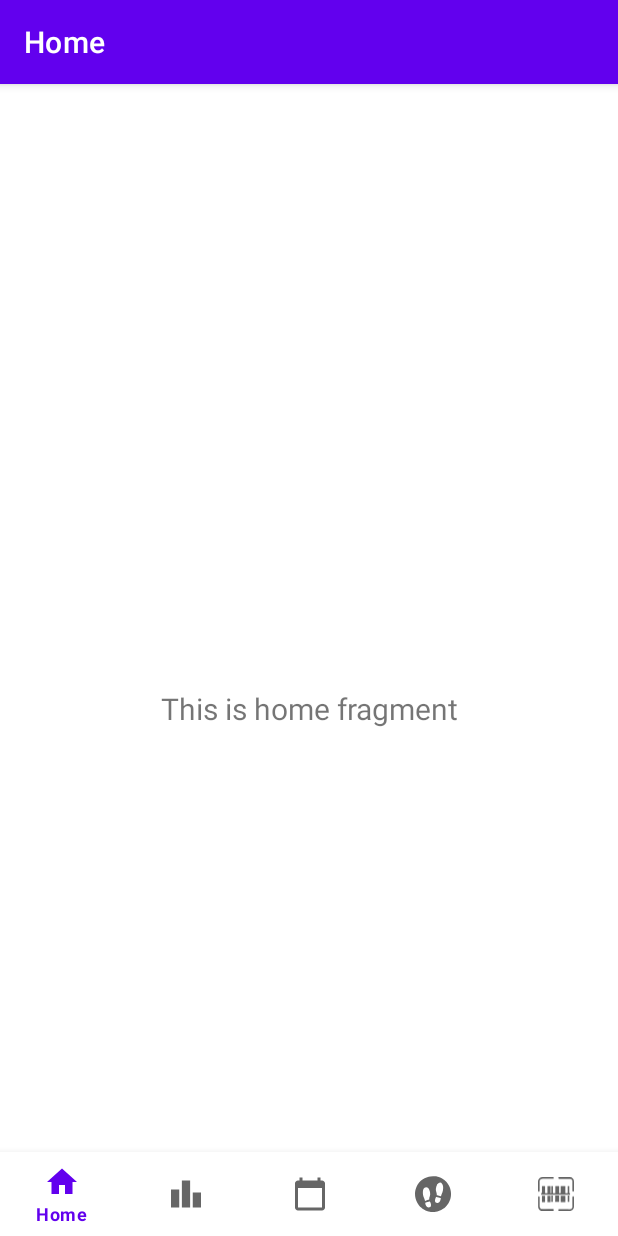
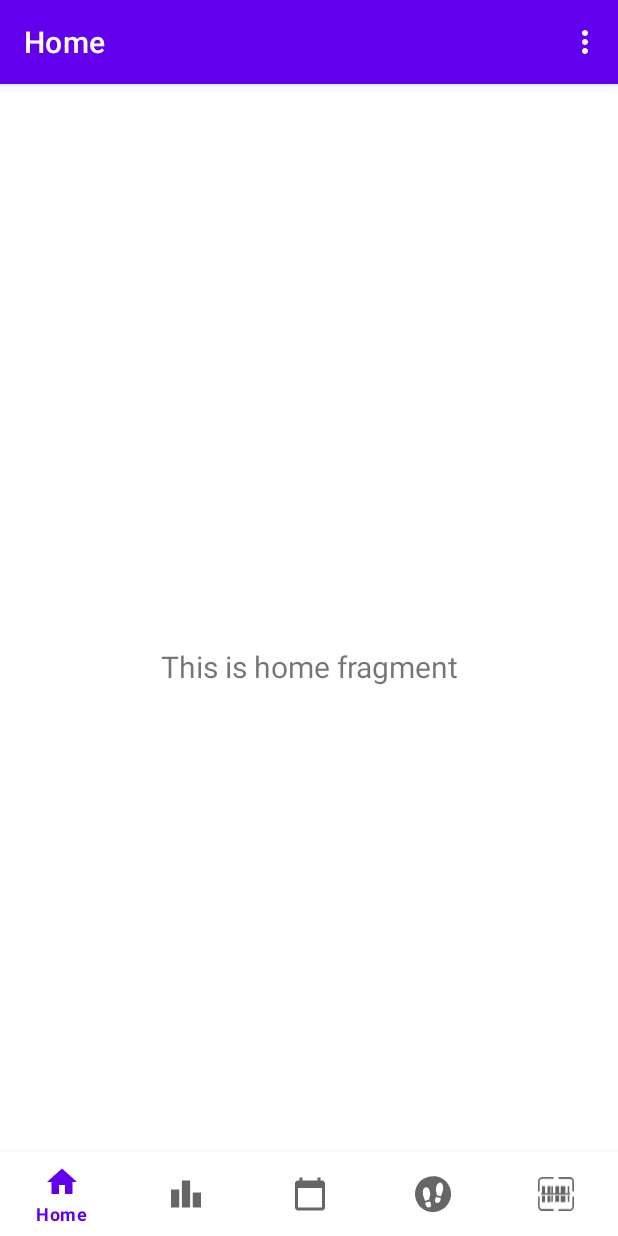
Before and after one commit to vp811/finalproject, an Android app: the screen it shows after launch (MainActivity), on a phone screen of 412 x 824 dp. Run offline under Robolectric (Android 15) with nearby library versions, the phone set to English and light mode, and no system bars; our stand-ins replace navigation-ui.

Commit message:
updated files

```diff
--- a/app/build.gradle
+++ b/app/build.gradle
@@ -28,6 +28,7 @@ android {
     buildFeatures {
         viewBinding true
     }
+
 }
 
 dependencies {
@@ -39,7 +40,10 @@ dependencies {
     implementation 'androidx.lifecycle:lifecycle-viewmodel-ktx:2.4.1'
     implementation 'androidx.navigation:navigation-fragment:2.4.1'
     implementation 'androidx.navigation:navigation-ui:2.4.1'
+    implementation 'androidx.legacy:legacy-support-v4:1.0.0'
     testImplementation 'junit:junit:4.+'
     androidTestImplementation 'androidx.test.ext:junit:1.1.3'
     androidTestImplementation 'androidx.test.espresso:espresso-core:3.4.0'
+
+
 }
--- a/app/src/main/AndroidManifest.xml
+++ b/app/src/main/AndroidManifest.xml
@@ -19,6 +19,8 @@
                 <category android:name="android.intent.category.LAUNCHER" />
             </intent-filter>
         </activity>
+
+
     </application>
 
 </manifest>
--- a/app/src/main/java/com/example/codegreen/MainActivity.java
+++ b/app/src/main/java/com/example/codegreen/MainActivity.java
@@ -1,16 +1,25 @@
 package com.example.codegreen;
 
+import android.content.Intent;
 import android.os.Bundle;
+import android.view.Menu;
+import android.view.MenuInflater;
+import android.view.MenuItem;
 
+import com.example.codegreen.ui.userprofile.UserProfileFragment;
+import com.example.codegreen.ui.userprofile.UserProfileViewModel;
 import com.google.android.material.bottomnavigation.BottomNavigationView;
-
 import androidx.appcompat.app.AppCompatActivity;
 import androidx.navigation.NavController;
 import androidx.navigation.Navigation;
+import androidx.navigation.fragment.NavHostFragment;
 import androidx.navigation.ui.AppBarConfiguration;
 import androidx.navigation.ui.NavigationUI;
 
+
+
 import com.example.codegreen.databinding.ActivityMainBinding;
+
 
 public class MainActivity extends AppCompatActivity {
 
@@ -27,11 +36,36 @@ public class MainActivity extends AppCompatActivity {
         // Passing each menu ID as a set of Ids because each
         // menu should be considered as top level destinations.
         AppBarConfiguration appBarConfiguration = new AppBarConfiguration.Builder(
-                R.id.navigation_home, R.id.navigation_leaderboard, R.id.navigation_footprint, R.id.navigation_overview, R.id.navigation_scan)
+                R.id.navigation_home, R.id.navigation_leaderboard, R.id.navigation_footprint, R.id.navigation_overview, R.id.navigation_scan, R.id.navigation_userprofile, R.id.navigation_settings)
                 .build();
         NavController navController = Navigation.findNavController(this, R.id.nav_host_fragment_activity_main);
         NavigationUI.setupActionBarWithNavController(this, navController, appBarConfiguration);
         NavigationUI.setupWithNavController(binding.navView, navController);
+
     }
 
+    @Override
+    public boolean onCreateOptionsMenu(Menu menu) {
+        MenuInflater inflater = getMenuInflater();
+        inflater.inflate(R.menu.top_menu, menu);
+        return true;
+    }
+
+    @Override
+    public boolean onOptionsItemSelected(MenuItem item){
+        switch (item.getItemId()){
+            case R.id.user_profile_nav:
+                setContentView(R.layout.fragment_userprofile);
+                return true;
+
+            case R.id.settings_nav:
+                setContentView(R.layout.fragment_settings);
+                return true;
+
+        }
+        return super.onOptionsItemSelected(item);
+
+    }
+
+
 }
--- a/app/src/main/res/layout/activity_main.xml
+++ b/app/src/main/res/layout/activity_main.xml
@@ -1,29 +1,11 @@
 <?xml version="1.0" encoding="utf-8"?>
 <androidx.constraintlayout.widget.ConstraintLayout xmlns:android="http://schemas.android.com/apk/res/android"
-    xmlns:app="http://schemas.android.com/apk/res-auto"
     xmlns:tools="http://schemas.android.com/tools"
-    android:id="@+id/container"
     android:layout_width="match_parent"
     android:layout_height="match_parent"
-    android:paddingTop="?attr/actionBarSize">
-
-    <com.google.android.material.appbar.AppBarLayout
-        android:layout_width="match_parent"
-        android:layout_height="wrap_content"
-        app:layout_constraintBottom_toTopOf="@+id/nav_host_fragment_activity_main"
-        app:layout_constraintEnd_toEndOf="parent"
-        app:layout_constraintStart_toStartOf="parent">
-
-        <androidx.appcompat.widget.Toolbar
-            android:id="@+id/toolbar"
-            android:layout_width="match_parent"
-            android:layout_height="wrap_content"
-            android:background="?attr/colorPrimary"
-            android:minHeight="?attr/actionBarSize"
-            android:theme="?attr/actionBarTheme"
-            app:title="@string/title_userprofile" />
-    </com.google.android.material.appbar.AppBarLayout>
-
+    xmlns:app="http://schemas.android.com/apk/res-auto"
+    tools:context=".MainActivity"
+    android:background="@color/white">
 
     <com.google.android.material.bottomnavigation.BottomNavigationView
         android:id="@+id/nav_view"
@@ -43,8 +25,11 @@
         android:layout_height="match_parent"
         app:defaultNavHost="true"
         app:layout_constraintBottom_toTopOf="@id/nav_view"
+        app:layout_constraintHorizontal_bias="0.0"
         app:layout_constraintLeft_toLeftOf="parent"
         app:layout_constraintRight_toRightOf="parent"
+        app:layout_constraintTop_toTopOf="parent"
+        app:layout_constraintVertical_bias="1.0"
         app:navGraph="@navigation/mobile_navigation" />
 
 
--- a/app/src/main/res/menu/bottom_nav_menu.xml
+++ b/app/src/main/res/menu/bottom_nav_menu.xml
@@ -26,4 +26,5 @@
         android:icon="@drawable/ic_scan"
         android:title="@string/title_scan" />
 
+
 </menu>
--- a/app/src/main/res/menu/top_menu.xml
+++ b/app/src/main/res/menu/top_menu.xml
@@ -1,4 +1,12 @@
 <?xml version="1.0" encoding="utf-8"?>
-<menu xmlns:android="http://schemas.android.com/apk/res/android">
+<menu xmlns:android="http://schemas.android.com/apk/res/android"
+    xmlns:tools="http://schemas.android.com/tools"
+    tools:ignore="HardcodedText">
+    <item
+        android:id="@+id/user_profile_nav"
+        android:title="@string/title_userprofile" />
+    <item
+        android:id="@+id/settings_nav"
+        android:title="@string/title_settings" />
 
 </menu>
--- a/app/src/main/res/navigation/mobile_navigation.xml
+++ b/app/src/main/res/navigation/mobile_navigation.xml
@@ -9,7 +9,14 @@
         android:id="@+id/navigation_home"
         android:name="com.example.codegreen.ui.home.HomeFragment"
         android:label="@string/title_home"
-        tools:layout="@layout/fragment_home" />
+        tools:layout="@layout/fragment_home" >
+        <action
+            android:id="@+id/action_navigation_home_to_navigation_settings"
+            app:destination="@id/navigation_settings" />
+        <action
+            android:id="@+id/action_navigation_home_to_navigation_userprofile"
+            app:destination="@id/navigation_userprofile" />
+    </fragment>
 
     <fragment
         android:id="@+id/navigation_leaderboard"
@@ -34,4 +41,18 @@
         android:name="com.example.codegreen.ui.scan.ScanFragment"
         android:label="@string/title_scan"
         tools:layout="@layout/fragment_scan" />
+
+    <fragment
+        android:id="@+id/navigation_settings"
+        android:name="com.example.codegreen.ui.settings.SettingsFragment"
+        android:label="@string/title_settings"
+        tools:layout="@layout/fragment_scan" />
+
+    <fragment
+        android:id="@+id/navigation_userprofile"
+        android:name="com.example.codegreen.ui.userprofile.UserProfileFragment"
+        android:label="@string/title_userprofile"
+        tools:layout="@layout/fragment_scan" />
+
+
 </navigation>
--- a/app/src/main/res/values/strings.xml
+++ b/app/src/main/res/values/strings.xml
@@ -7,4 +7,6 @@
     <string name="title_scan">Scan Product</string>
     <string name="title_userprofile">User Profile</string>
     <string name="title_settings">Settings</string>
+    <string name="nav_open">Open</string>
+    <string name="nav_close">Close</string>
 </resources>
```
